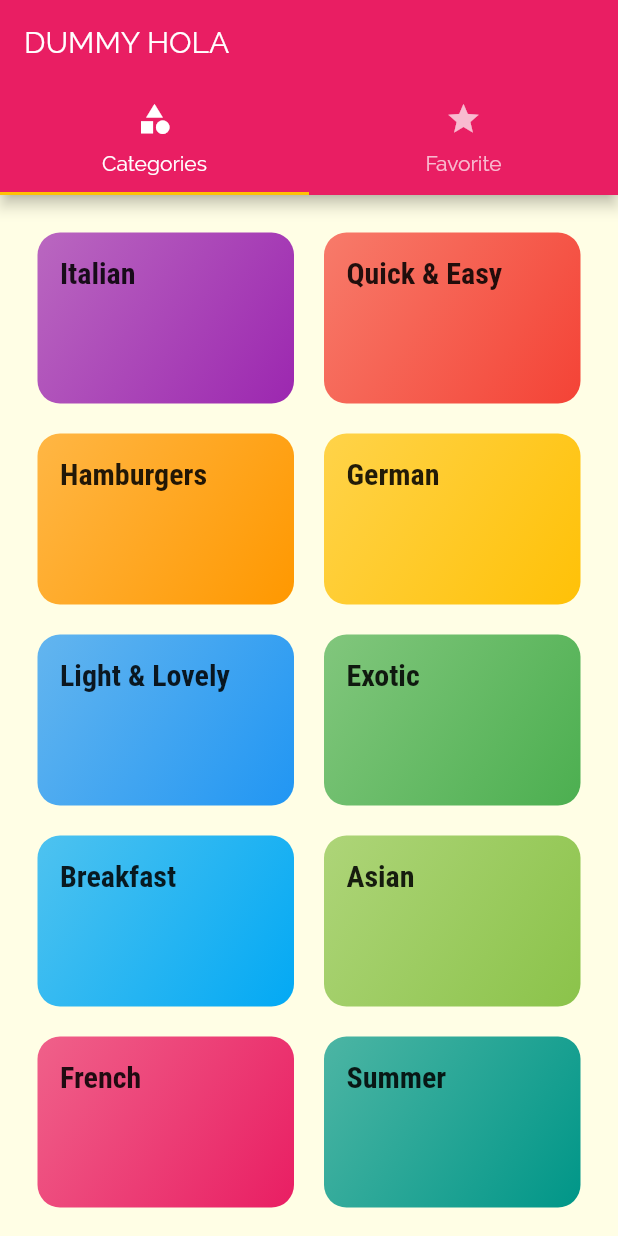
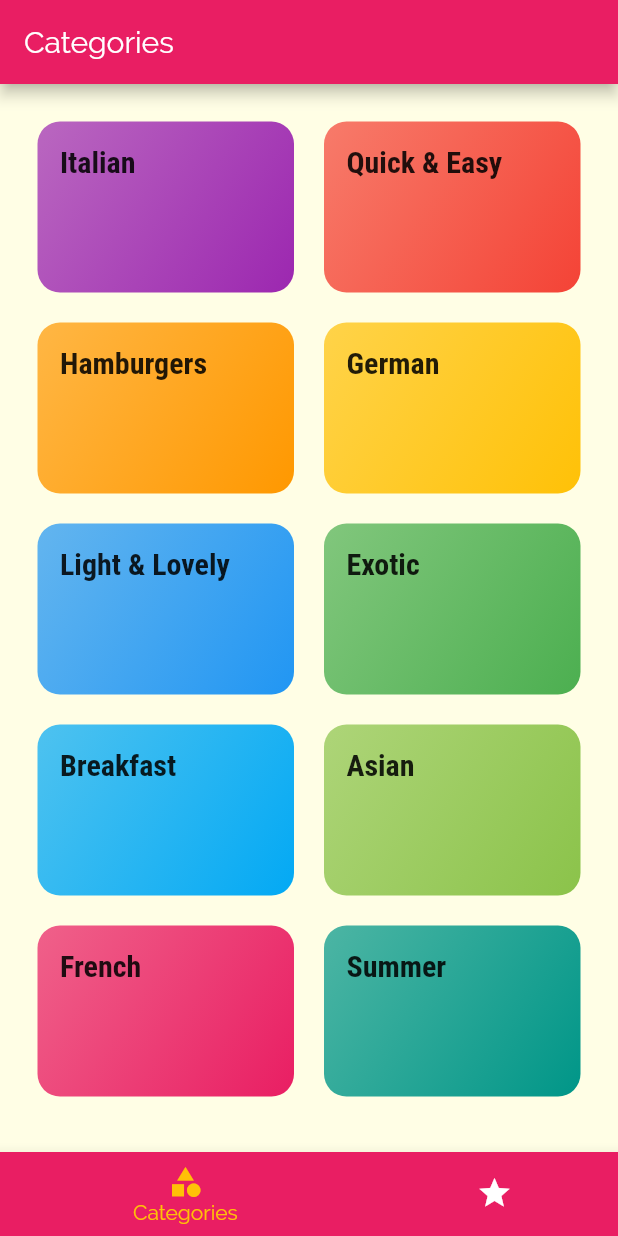
Before and after one commit to MIKEGUIJARRO/MealsApp, a Flutter app: the screen it shows after launch, on a phone screen of 412 x 824 dp. Run offline on Flutter 3.47's test engine with Material 2 defaults, Android fonts, the phone set to English and light mode, and no system bars.

```diff
--- a/lib/screens/tabs_screen.dart
+++ b/lib/screens/tabs_screen.dart
@@ -3,7 +3,6 @@ import './favorites_screen.dart';
 import './categories_screen.dart';
 
 class TabsScreen extends StatefulWidget {
-
   //static const String routeName = "/tab";
 
   @override
@@ -11,40 +10,46 @@ class TabsScreen extends StatefulWidget {
 }
 
 class _TabsScreenState extends State<TabsScreen> {
+  final List<Map<String, Object>> _pages = [
+    {"page": CategoriesScreen(), "title": "Categories"},
+    {"page": FavoritesScreen(), "title": "Favorite"},
+  ];
+
+  int _selectedPageIndex = 0;
+
+  void _selectedPage(int index) {
+    setState(() {
+      _selectedPageIndex = index;
+    });
+  }
+
   @override
   Widget build(BuildContext context) {
-    return DefaultTabController(
-      length: 2,
-      child: Scaffold(
-        appBar: AppBar(
-          title: Text("DUMMY HOLA"),
-          bottom: TabBar(
-            tabs: <Widget>[
-              Tab(
-                icon: Icon(Icons.category),
-                text: "Categories",
-              ),
-              Tab(
-                icon: Icon(Icons.star),
-                text: "Favorite",
-              )
-            ],
+    return Scaffold(
+      appBar: AppBar(
+        title: Text(_pages[_selectedPageIndex]["title"]),
+      ),
+      body: _pages[_selectedPageIndex]["page"],
+      bottomNavigationBar: BottomNavigationBar(
+        //Todo se maneja manualmente
+        onTap: _selectedPage,
+        backgroundColor: Theme.of(context).primaryColor,
+        unselectedItemColor: Colors.white,
+        selectedItemColor: Theme.of(context).accentColor,
+        currentIndex: _selectedPageIndex,
+        type: BottomNavigationBarType.shifting,
+        items: [
+          BottomNavigationBarItem(
+            backgroundColor: Theme.of(context).primaryColor,
+            icon: Icon(Icons.category),
+            title: Text("Categories"),
           ),
-        ),
-        body: TabBarView(
-          children: <Widget>[
-            /*
-              Nota Cool:
-              Hay que evitar que las pantallas que se carguen al TabBarView
-              contengan Scaffolds widgets. De esta forma evitamos tener un appbar
-              duplicado.
-              El scaffold que tenemos en tabs_screen se hereda naturalmente a los
-              widgets que se carguen en la configuracion de tabs.
-            */
-            CategoriesScreen(),
-            FavoritesScreen(),
-          ],
-        ),
+          BottomNavigationBarItem(
+            backgroundColor: Theme.of(context).primaryColor,
+            icon: Icon(Icons.star),
+            title: Text("Favorites"),
+          ),
+        ],
       ),
     );
   }
```
